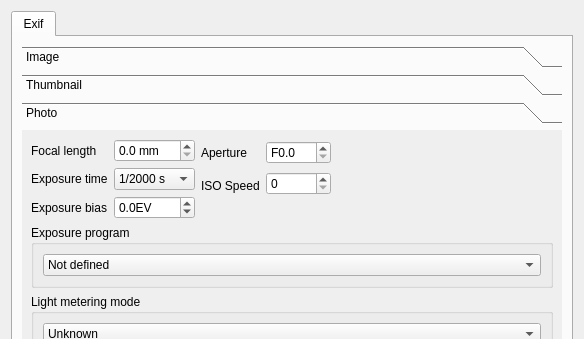
marek629/SIR, file dialogs/metadatadialog.ui: the form before one commit; both pictures show x 0 to 584 and y 0 to 339 of the 584 by 568 pixel window.
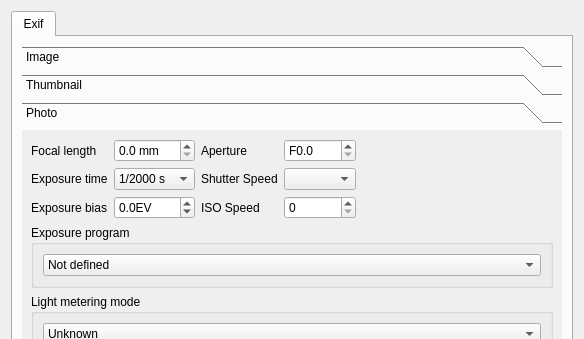
The form after the commit. Custom widgets are drawn as their Qt base class.

What changed in the file:
```diff
--- a/dialogs/metadatadialog.ui
+++ b/dialogs/metadatadialog.ui
@@ -408,8 +408,8 @@
            <rect>
             <x>0</x>
             <y>0</y>
-            <width>544</width>
-            <height>331</height>
+            <width>542</width>
+            <height>340</height>
            </rect>
           </property>
           <attribute name="label">
@@ -719,6 +719,13 @@
                  </property>
                 </widget>
                </item>
+               <item>
+                <widget class="QLabel" name="label_12">
+                 <property name="text">
+                  <string>Shutter Speed</string>
+                 </property>
+                </widget>
+               </item>
                <item>
                 <widget class="QLabel" name="label_4">
                  <property name="text">
@@ -726,22 +733,6 @@
                  </property>
                 </widget>
                </item>
-               <item>
-                <spacer name="verticalSpacer_6">
-                 <property name="orientation">
-                  <enum>Qt::Vertical</enum>
-                 </property>
-                 <property name="sizeType">
-                  <enum>QSizePolicy::Fixed</enum>
-                 </property>
-                 <property name="sizeHint" stdset="0">
-                  <size>
-                   <width>20</width>
-                   <height>20</height>
-                  </size>
-                 </property>
-                </spacer>
-               </item>
               </layout>
              </item>
              <item>
@@ -756,6 +747,9 @@
                  </property>
                 </widget>
                </item>
+               <item>
+                <widget class="TimeComboBox" name="exifShutterTimeComboBox"/>
+               </item>
                <item>
                 <widget class="QSpinBox" name="exifIsoSpeedSpinBox">
                  <property name="maximum">
@@ -766,22 +760,6 @@
                  </property>
                 </widget>
                </item>
-               <item>
-                <spacer name="verticalSpacer_7">
-                 <property name="orientation">
-                  <enum>Qt::Vertical</enum>
-                 </property>
-                 <property name="sizeType">
-                  <enum>QSizePolicy::Fixed</enum>
-                 </property>
-                 <property name="sizeHint" stdset="0">
-                  <size>
-                   <width>20</width>
-                   <height>20</height>
-                  </size>
-                 </property>
-                </spacer>
-               </item>
               </layout>
              </item>
              <item>
```
Left out of the diff: 16 changed lines with no effect on the pictures.
